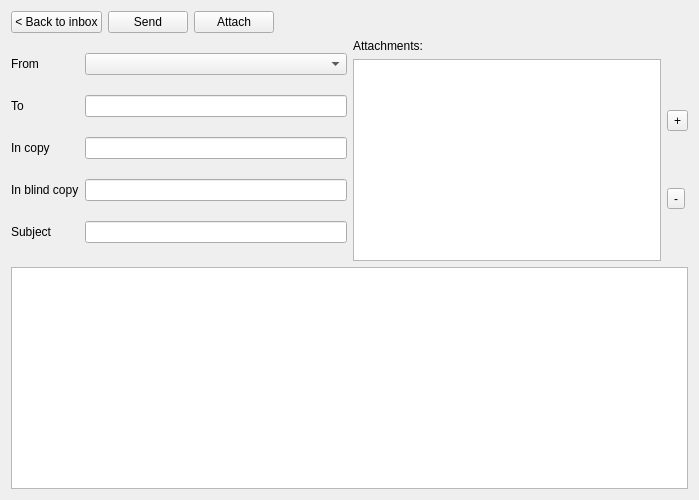
Before: the Qt Designer form src/modules/windows/email/WriteEmailMessageWidget.ui in honza-c/otter-browser, drawn with Qt 5.
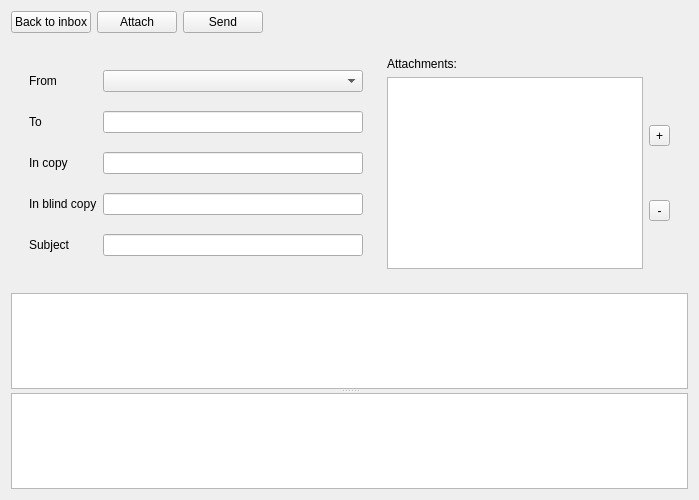
After: the same form once the commit is applied. Icons and pictures are not drawn. Custom widgets are drawn as their Qt base class.

Commit message: Polished GUI of WriteEmailWidget form

The edit to the form file:
```diff
--- a/src/modules/windows/email/WriteEmailMessageWidget.ui
+++ b/src/modules/windows/email/WriteEmailMessageWidget.ui
@@ -13,7 +13,7 @@
   <property name="windowTitle">
    <string>Form</string>
   </property>
-  <layout class="QVBoxLayout" name="verticalLayout_4">
+  <layout class="QHBoxLayout" name="horizontalLayout_4">
    <item>
     <layout class="QVBoxLayout" name="verticalLayout_3">
      <item>
@@ -21,18 +21,7 @@
        <item>
         <widget class="QPushButton" name="backToInboxButton">
          <property name="text">
-          <string>&lt; Back to inbox</string>
-         </property>
-        </widget>
-       </item>
-       <item>
-        <widget class="QPushButton" name="sendButton">
-         <property name="text">
-          <string>Send</string>
-         </property>
-         <property name="icon">
-          <iconset theme="mail-send">
-           <normaloff>.</normaloff>.</iconset>
+          <string>Back to inbox</string>
          </property>
         </widget>
        </item>
@@ -41,9 +30,12 @@
          <property name="text">
           <string>Attach</string>
          </property>
-         <property name="icon">
-          <iconset theme="mail-attachment">
-           <normaloff>.</normaloff>.</iconset>
+        </widget>
+       </item>
+       <item>
+        <widget class="QPushButton" name="sendButton">
+         <property name="text">
+          <string>Send</string>
          </property>
         </widget>
        </item>
@@ -63,8 +55,24 @@
       </layout>
      </item>
      <item>
+      <layout class="QVBoxLayout" name="verticalLayout_4">
+       <item>
+        <widget class="QWidget" name="messageInfoAndAttachmentsWidget" native="true">
+         <property name="sizePolicy">
+          <sizepolicy hsizetype="Minimum" vsizetype="Minimum">
+           <horstretch>0</horstretch>
+           <verstretch>0</verstretch>
+          </sizepolicy>
+         </property>
       <layout class="QHBoxLayout" name="horizontalLayout_3">
        <item>
+           <widget class="QWidget" name="messageInfoWIdget" native="true">
+            <property name="sizePolicy">
+             <sizepolicy hsizetype="Minimum" vsizetype="Minimum">
+              <horstretch>0</horstretch>
+              <verstretch>0</verstretch>
+             </sizepolicy>
+            </property>
         <layout class="QGridLayout" name="gridLayout">
          <item row="0" column="0">
           <widget class="QLabel" name="fromLabel">
@@ -117,8 +125,16 @@
           <widget class="Otter::LineEditWidget" name="subjectEdit"/>
          </item>
         </layout>
+           </widget>
        </item>
        <item>
+           <widget class="QWidget" name="attachmentsWidget" native="true">
+            <property name="sizePolicy">
+             <sizepolicy hsizetype="Minimum" vsizetype="Minimum">
+              <horstretch>0</horstretch>
+              <verstretch>0</verstretch>
+             </sizepolicy>
+            </property>
         <layout class="QVBoxLayout" name="verticalLayout_2">
          <item>
           <widget class="QLabel" name="attachmentsLabel">
@@ -130,12 +146,25 @@
          <item>
           <layout class="QHBoxLayout" name="horizontalLayout">
            <item>
-            <widget class="QListView" name="attachmentListView"/>
+                <widget class="QListView" name="attachmentListView">
+                 <property name="sizePolicy">
+                  <sizepolicy hsizetype="Preferred" vsizetype="Fixed">
+                   <horstretch>0</horstretch>
+                   <verstretch>0</verstretch>
+                  </sizepolicy>
+                 </property>
+                </widget>
            </item>
            <item>
             <layout class="QVBoxLayout" name="verticalLayout">
              <item>
               <widget class="QToolButton" name="addAttachmentToolboxButton">
+                   <property name="sizePolicy">
+                    <sizepolicy hsizetype="Preferred" vsizetype="Fixed">
+                     <horstretch>0</horstretch>
+                     <verstretch>0</verstretch>
+                    </sizepolicy>
+                   </property>
                <property name="text">
                 <string>+</string>
                </property>
@@ -143,6 +172,12 @@
              </item>
              <item>
               <widget class="QToolButton" name="removeAttachmentToolboxButton">
+                   <property name="sizePolicy">
+                    <sizepolicy hsizetype="Preferred" vsizetype="Fixed">
+                     <horstretch>0</horstretch>
+                     <verstretch>0</verstretch>
+                    </sizepolicy>
+                   </property>
                <property name="text">
                 <string>-</string>
                </property>
@@ -153,11 +188,21 @@
           </layout>
          </item>
         </layout>
+           </widget>
+          </item>
+         </layout>
+        </widget>
        </item>
       </layout>
      </item>
      <item>
-      <widget class="QTextEdit" name="messageContentTextEdit"/>
+      <widget class="QSplitter" name="splitter">
+       <property name="orientation">
+        <enum>Qt::Vertical</enum>
+       </property>
+       <widget class="QTextEdit" name="textEdit"/>
+       <widget class="QTextBrowser" name="textBrowser"/>
+      </widget>
      </item>
     </layout>
    </item>
```
Lines whose indentation alone changed are shown as unchanged. The commit also changes 1 other file.
